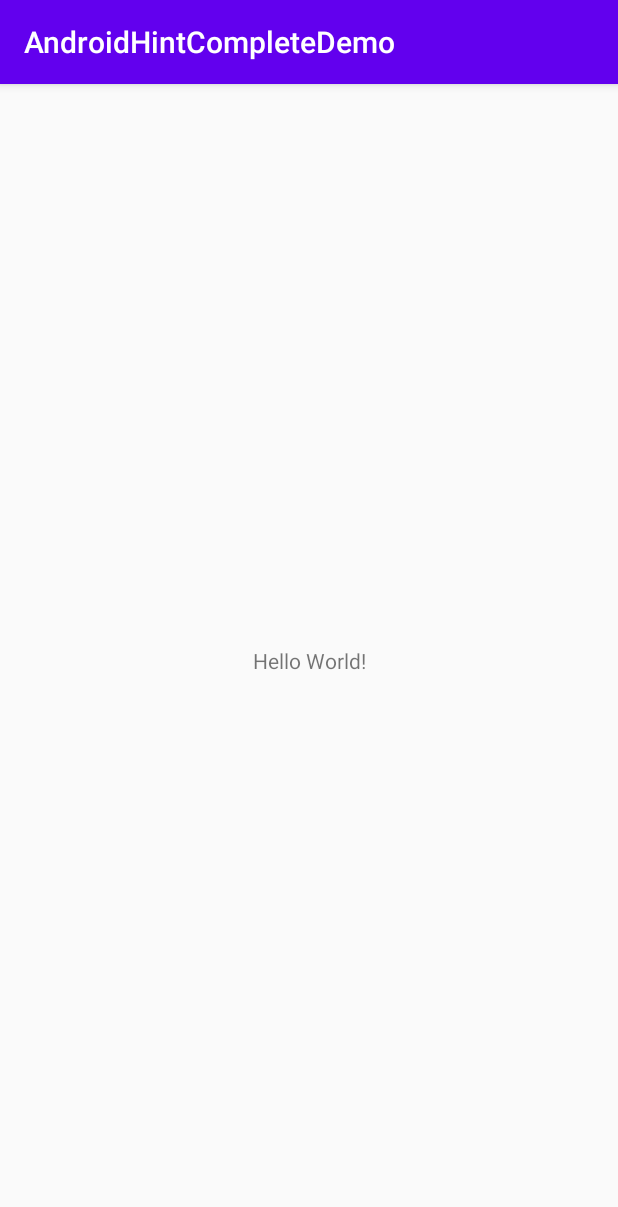
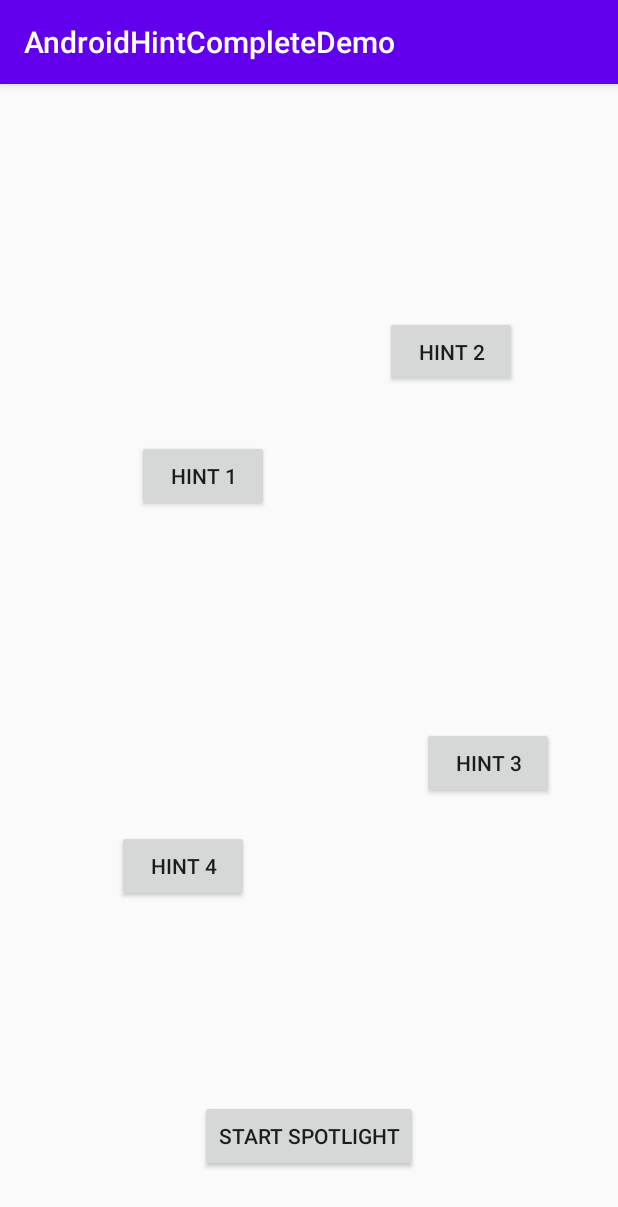
Before and after one commit to mkhan9047/AndroidHintCompleteDemo, an Android app: the screen it shows after launch (MainActivity), on a phone screen of 412 x 824 dp. Shown: the top 1207 px of the screen. Run offline under Robolectric (Android 15) with nearby library versions, the phone set to English and light mode, and no system bars; libraries missing offline, so code that uses them is left out: com.takusemba.spotlight.

Commit message:
demo done

```diff
--- a/app/build.gradle
+++ b/app/build.gradle
@@ -33,5 +33,6 @@ dependencies {
     testImplementation 'junit:junit:4.12'
     androidTestImplementation 'androidx.test.ext:junit:1.1.2'
     androidTestImplementation 'androidx.test.espresso:espresso-core:3.3.0'
+    implementation 'com.github.takusemba:spotlight:2.0.2'
 
 }
--- a/app/src/main/res/layout/activity_main.xml
+++ b/app/src/main/res/layout/activity_main.xml
@@ -6,13 +6,78 @@
     android:layout_height="match_parent"
     tools:context=".MainActivity">
 
-    <TextView
+
+    <Button
+        android:id="@+id/btn_one"
         android:layout_width="wrap_content"
         android:layout_height="wrap_content"
-        android:text="Hello World!"
+        android:text="Hint 1"
         app:layout_constraintBottom_toBottomOf="parent"
-        app:layout_constraintLeft_toLeftOf="parent"
-        app:layout_constraintRight_toRightOf="parent"
-        app:layout_constraintTop_toTopOf="parent" />
+        app:layout_constraintEnd_toEndOf="parent"
+        app:layout_constraintHorizontal_bias="0.281"
+        app:layout_constraintStart_toStartOf="parent"
+        app:layout_constraintTop_toTopOf="parent"
+        app:layout_constraintVertical_bias="0.33" />
+
+    <Button
+        android:id="@+id/btn_two"
+        android:layout_width="wrap_content"
+        android:layout_height="wrap_content"
+        android:text="Hint 2"
+        app:layout_constraintBottom_toBottomOf="parent"
+        app:layout_constraintEnd_toEndOf="parent"
+        app:layout_constraintHorizontal_bias="0.792"
+        app:layout_constraintStart_toStartOf="parent"
+        app:layout_constraintTop_toTopOf="parent"
+        app:layout_constraintVertical_bias="0.215" />
+
+    <Button
+        android:id="@+id/btn_three"
+        android:layout_width="wrap_content"
+        android:layout_height="wrap_content"
+        android:text="Hint 3"
+        app:layout_constraintBottom_toBottomOf="parent"
+        app:layout_constraintEnd_toEndOf="parent"
+        app:layout_constraintHorizontal_bias="0.869"
+        app:layout_constraintStart_toStartOf="parent"
+        app:layout_constraintTop_toTopOf="parent"
+        app:layout_constraintVertical_bias="0.595" />
+
+    <Button
+        android:id="@+id/btn_four"
+        android:layout_width="wrap_content"
+        android:layout_height="wrap_content"
+        android:text="Hint 4"
+        app:layout_constraintBottom_toBottomOf="parent"
+        app:layout_constraintEnd_toEndOf="parent"
+        app:layout_constraintHorizontal_bias="0.241"
+        app:layout_constraintStart_toStartOf="parent"
+        app:layout_constraintTop_toTopOf="parent"
+        app:layout_constraintVertical_bias="0.691" />
+
+
+    <Button
+        android:id="@+id/start_spot"
+        android:layout_width="wrap_content"
+        android:layout_height="wrap_content"
+        android:text="Start Spotlight"
+        app:layout_constraintBottom_toBottomOf="parent"
+        app:layout_constraintEnd_toEndOf="parent"
+        app:layout_constraintStart_toStartOf="parent"
+        app:layout_constraintTop_toTopOf="parent"
+        app:layout_constraintVertical_bias="0.941" />
+
+
+            <FrameLayout
+                android:id="@+id/container"
+                android:layout_width="0dp"
+                android:layout_height="0dp"
+                app:layout_constraintBottom_toBottomOf="parent"
+                app:layout_constraintEnd_toEndOf="parent"
+                app:layout_constraintHorizontal_bias="0.0"
+                app:layout_constraintStart_toStartOf="parent"
+                app:layout_constraintTop_toTopOf="parent"
+                app:layout_constraintVertical_bias="0.0" />
+
 
 </androidx.constraintlayout.widget.ConstraintLayout>
--- a/app/src/main/res/values/colors.xml
+++ b/app/src/main/res/values/colors.xml
@@ -3,4 +3,5 @@
     <color name="colorPrimary">#6200EE</color>
     <color name="colorPrimaryDark">#3700B3</color>
     <color name="colorAccent">#03DAC5</color>
+    <color name="spotColor">#BF000000</color>
 </resources>
```
Also changed, not shown: app/src/main/java/com/app/androidhintcompletedemo/HintUtils.kt (added, +68 -0 lines), app/src/main/java/com/app/androidhintcompletedemo/MainActivity.kt (+22 -0 lines), app/src/main/res/layout/layout_target.xml (added, +77 -0 lines).
